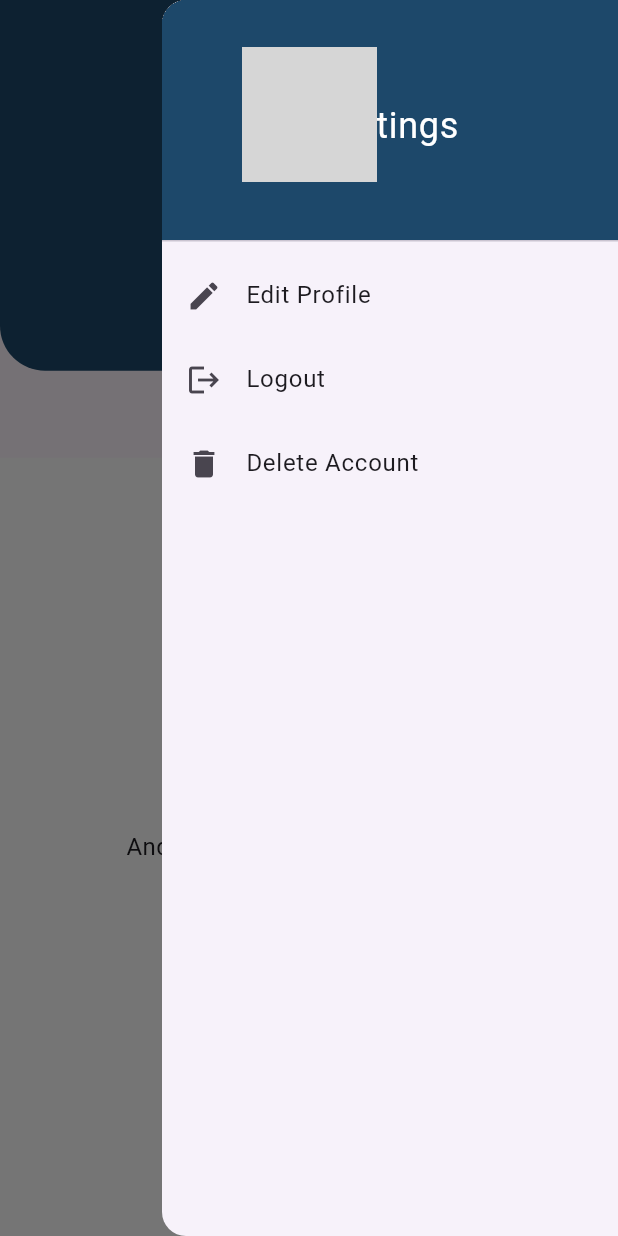
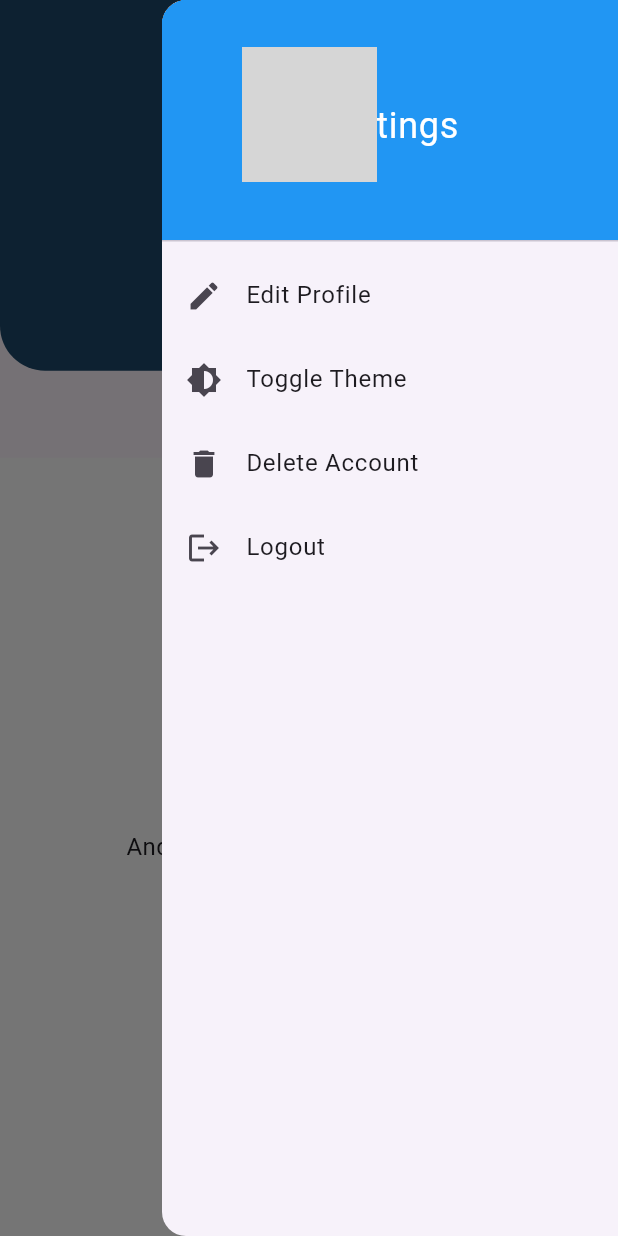
Before and after one commit to ArvinSaskoro/PA_Mobile_TikiTaka, a Flutter app: the ProfilePage screen opened by its route, with the side drawer open, on a phone screen of 412 x 824 dp. Run offline on Flutter 3.47's test engine with Material 3 defaults, Android fonts, the phone set to English and light mode, and no system bars; our stand-ins replace audioplayers, cloud_firestore, file_picker, firebase_auth, firebase_core, firebase_storage and 1 more; missing offline and left inert: dart:html; accounts and stored records are empty; network calls fail; grey boxes are pictures that could not be loaded.

Commit message:
add theme

```diff
--- /dev/null
+++ b/lib/Provider/theme_provider.dart
@@ -0,0 +1,30 @@
+import 'package:flutter/material.dart';
+
+class ThemeProvider extends ChangeNotifier {
+  bool _isDarkMode = false;
+
+  bool get isDarkMode => _isDarkMode;
+
+  void toggleTheme() {
+    _isDarkMode = !_isDarkMode;
+    notifyListeners();
+  }
+
+  ThemeData getTheme() {
+    return _isDarkMode ? darkTheme : lightTheme;
+  }
+}
+
+final ThemeData lightTheme = ThemeData(
+  brightness: Brightness.light,
+  primaryColor: Colors.blue, // Ganti dengan warna primer untuk light mode
+  hintColor: Colors.orange, // Ganti dengan warna aksen untuk light mode
+  // Tambahkan atribut lain yang diperlukan untuk light theme
+);
+
+final ThemeData darkTheme = ThemeData(
+  brightness: Brightness.dark,
+  primaryColor: Colors.teal, // Ganti dengan warna primer untuk dark mode
+  hintColor: Colors.amber, // Ganti dengan warna aksen untuk dark mode
+  // Tambahkan atribut lain yang diperlukan untuk dark theme
+);
--- a/lib/bottomnav.dart
+++ b/lib/bottomnav.dart
@@ -1,8 +1,10 @@
+// ignore_for_file: prefer_const_constructors
+
 import 'package:flutter/material.dart';
 import 'package:project_akhir/add_content_page.dart';
 import 'package:project_akhir/beranda.dart';
 import 'package:project_akhir/profile_page.dart';
-import 'package:project_akhir/searching_page.dart';
+
 
 class bottomnav extends StatefulWidget {
   const bottomnav({super.key});
--- a/lib/main.dart
+++ b/lib/main.dart
@@ -1,6 +1,7 @@
 import 'package:firebase_core/firebase_core.dart';
 import 'package:flutter/material.dart';
 import 'package:project_akhir/Provider/auth.dart';
+import 'package:project_akhir/Provider/theme_provider.dart';
 import 'package:project_akhir/Provider/user.dart';
 import 'package:project_akhir/add_content_page.dart';
 import 'package:project_akhir/beranda.dart';
@@ -14,11 +15,10 @@ import 'package:project_akhir/searching_page.dart';
 import 'package:project_akhir/signin_page.dart';
 import 'package:project_akhir/signup_page.dart';
 import 'package:project_akhir/splash_page.dart';
-import 'package:project_akhir/tes.dart';
+//import 'package:project_akhir/tes.dart';
 import 'package:provider/provider.dart';
 
 import 'Provider/postingan.dart';
-
 
 void main() async{
   WidgetsFlutterBinding.ensureInitialized();
@@ -30,7 +30,7 @@ void main() async{
       providers: [
         ChangeNotifierProvider(create: (context) => UserProvider()),
         ChangeNotifierProvider(create: (context) => postinganProvider()),
-
+        ChangeNotifierProvider(create: (context) => ThemeProvider()),
       ],
        // Inisialisasi DataProvider
       child: MyApp(),
@@ -38,24 +38,18 @@ void main() async{
   );
 }
 
-
 class MyApp extends StatelessWidget {
   const MyApp({super.key});
 
   @override
   Widget build(BuildContext context) {
     final User = Provider.of<UserProvider>(context, listen: false);
-    // User.setIDLogin();
 
     return MaterialApp(
       title: 'Tiki Taka',
       debugShowCheckedModeBanner: false,
-      theme: ThemeData(
-        primarySwatch: Colors.cyan,
-      ),
-      //home: const SignIn(),
+      theme: Provider.of<ThemeProvider>(context).getTheme(),
       routes: {
-        // '/': (context) => ImageSlider(),
         '/': (context) => SplashScreen(),
         '/introduction': (context) => IntroductionPage(),
         '/signIn': (context) => SignIn(),
@@ -67,13 +61,9 @@ class MyApp extends StatelessWidget {
         '/editProfile': (context) => EditProfilePage(),
         '/otherProfile': (context) => OtherProfilePage(),
         '/bottomnav': (context) => bottomnav(),
-        // '/tes': (context) => ImageSlider(),
-
       },
       initialRoute: '/',
     );
-
-
   }
 }
 
--- a/lib/profile_page.dart
+++ b/lib/profile_page.dart
@@ -3,6 +3,7 @@
 import 'package:cloud_firestore/cloud_firestore.dart';
 import 'package:firebase_storage/firebase_storage.dart';
 import 'package:flutter/material.dart';
+import 'package:project_akhir/Provider/theme_provider.dart';
 import 'package:provider/provider.dart';
 
 import 'Provider/user.dart';
@@ -16,14 +17,11 @@ class ProfilePage extends StatefulWidget {
 class _ProfilePageState extends State<ProfilePage> {
   final GlobalKey<ScaffoldState> _scaffoldKey = GlobalKey<ScaffoldState>();
 
-
-
   @override
   Widget build(BuildContext context) {
     final User = Provider.of<UserProvider>(context, listen: false);
     String userId = User.idlogin;
     // User.setIDLogin();
-
 
     return Scaffold(
       key: _scaffoldKey,
@@ -42,7 +40,6 @@ class _ProfilePageState extends State<ProfilePage> {
               ),
             ),
             SizedBox(height: 20),
-
             Align(
               alignment: Alignment.center,
               child: Column(
@@ -50,30 +47,28 @@ class _ProfilePageState extends State<ProfilePage> {
                 children: [
                   // SizedBox(height: 10,),
                   StreamBuilder<DocumentSnapshot>(
-                    stream:  User.users.doc(User.idlogin).snapshots(),
+                      stream: User.users.doc(User.idlogin).snapshots(),
                       builder: (_, snapshot) {
                         return CircleAvatar(
                           radius: 45,
-                          backgroundImage:
-                              NetworkImage(snapshot.data!.get("path_potoProfile")),
+                          backgroundImage: NetworkImage(
+                              snapshot.data!.get("path_potoProfile")),
                         );
-                      }
-
-                  ),
+                      }),
                   SizedBox(height: 10),
                   StreamBuilder<DocumentSnapshot>(
-                    stream:  User.users.doc(User.idlogin).snapshots(),
+                      stream: User.users.doc(User.idlogin).snapshots(),
                       builder: (_, snapshot) {
                         return Text(snapshot.data!.get("username"),
-                          style: TextStyle(color: Colors.white, fontSize: 20));
-                    }
-                  ),
+                            style:
+                                TextStyle(color: Colors.white, fontSize: 20));
+                      }),
                   StreamBuilder<DocumentSnapshot>(
-                    stream:  User.users.doc(User.idlogin).snapshots(),
+                      stream: User.users.doc(User.idlogin).snapshots(),
                       builder: (_, snapshot) {
-                      return Text(snapshot.data!.get("email"), style: TextStyle(color: Colors.white));
-                    }
-                  ),
+                        return Text(snapshot.data!.get("email"),
+                            style: TextStyle(color: Colors.white));
+                      }),
                   SizedBox(height: 10),
 
                   GestureDetector(
@@ -86,7 +81,11 @@ class _ProfilePageState extends State<ProfilePage> {
                     child: Row(
                       mainAxisAlignment: MainAxisAlignment.center,
                       children: [
-                        Icon(Icons.edit, color: Colors.white, weight: 5,),
+                        Icon(
+                          Icons.edit,
+                          color: Colors.white,
+                          weight: 5,
+                        ),
                         Text(
                           'Edit Bio',
                           style: TextStyle(color: Colors.white),
@@ -97,7 +96,6 @@ class _ProfilePageState extends State<ProfilePage> {
                 ],
               ),
             ),
-
             Positioned(
               top: 0,
               right: 0,
@@ -117,8 +115,9 @@ class _ProfilePageState extends State<ProfilePage> {
           crossAxisAlignment: CrossAxisAlignment.stretch,
           children: [
             DrawerHeader(
-              decoration:
-                  BoxDecoration(color: Color.fromARGB(255, 29, 72, 106)),
+              decoration: BoxDecoration(
+                color: Theme.of(context).primaryColor,
+              ),
               child: Center(
                 child: Text(
                   'Settings',
@@ -133,16 +132,16 @@ class _ProfilePageState extends State<ProfilePage> {
               leading: Icon(Icons.edit),
               title: Text('Edit Profile'),
               onTap: () {
-                // Tambahkan logika untuk navigasi ke halaman edit profil
                 Navigator.pushNamed(context, '/editProfile');
               },
             ),
             ListTile(
-              leading: Icon(Icons.logout),
-              title: Text('Logout'),
+              leading: Icon(Icons.brightness_6), // Icon untuk mengganti tema
+              title: Text('Toggle Theme'),
               onTap: () {
-                // Tambahkan logika untuk logout
-                Navigator.pushNamed(context, '/signIn');
+                final themeProvider =
+                    Provider.of<ThemeProvider>(context, listen: false);
+                themeProvider.toggleTheme();
               },
             ),
             ListTile(
@@ -150,6 +149,13 @@ class _ProfilePageState extends State<ProfilePage> {
               title: Text('Delete Account'),
               onTap: () {
                 // Tambahkan logika untuk menghapus akun
+              },
+            ),
+            ListTile(
+              leading: Icon(Icons.logout),
+              title: Text('Logout'),
+              onTap: () {
+                Navigator.pushNamed(context, '/signIn');
               },
             ),
           ],
@@ -161,14 +167,13 @@ class _ProfilePageState extends State<ProfilePage> {
           Padding(
             padding: const EdgeInsets.all(16.0),
             child: StreamBuilder<DocumentSnapshot>(
-               stream:  User.users.doc(User.idlogin).snapshots(),
+                stream: User.users.doc(User.idlogin).snapshots(),
                 builder: (_, snapshot) {
                   return Text(
                     snapshot.data!.get("bio"),
                     style: TextStyle(fontSize: 18),
                   );
-              }
-            ),
+                }),
           ),
           // Bagian daftar postingan
           // Expanded(
@@ -197,7 +202,8 @@ class _ProfilePageState extends State<ProfilePage> {
                   .collection('postingan')
                   .where('id_user', isEqualTo: userId)
                   .snapshots(),
-        builder: (BuildContext context, AsyncSnapshot<QuerySnapshot> snapshot) {
+              builder: (BuildContext context,
+                  AsyncSnapshot<QuerySnapshot> snapshot) {
                 if (snapshot.hasError) {
                   return Center(
                     child: Text('Error: ${snapshot.error}'),
--- a/lib/signup_page.dart
+++ b/lib/signup_page.dart
@@ -30,7 +30,7 @@ class _SignUpState extends State<SignUp> {
           children: [
             // backgorund atas
             Container(
-              height: 240,
+              height: 260,
               width: double.infinity,
               decoration: BoxDecoration(
                 color: Color.fromARGB(255, 29, 72, 106),
```
Also changed, not shown: lib/add_content_page.dart (+36 -34 lines), pubspec.lock. Lines whose indentation alone changed are shown as unchanged.
